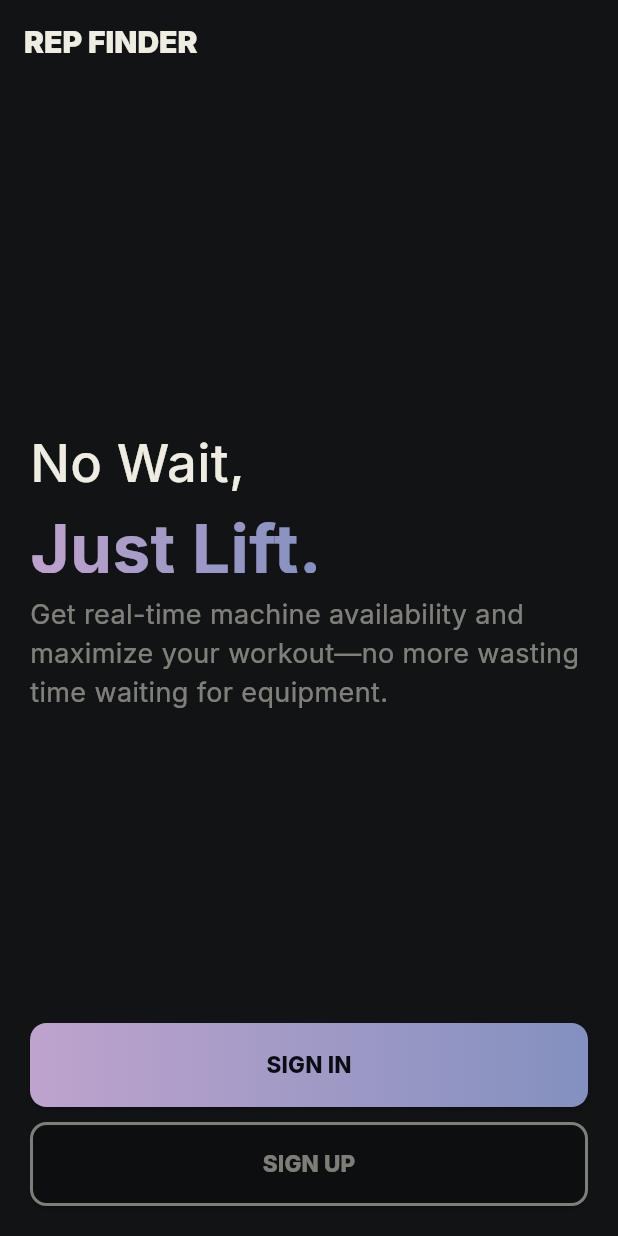
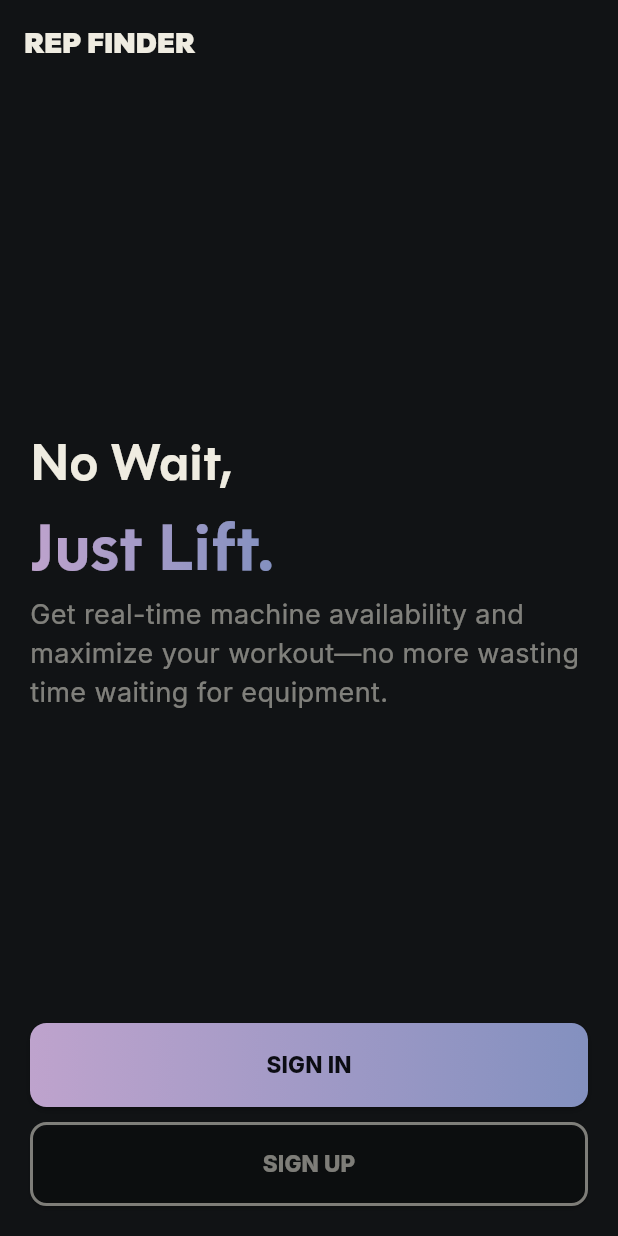
Before and after one commit to trev-org04/repfinder, a Flutter app: the screen it shows after launch, on a phone screen of 412 x 824 dp. Run offline on Flutter 3.47's test engine with Material 3 defaults, Android fonts, the light colour scheme and no system bars; our stand-ins replace flutter_dotenv, google_fonts, percent_indicator, supabase_flutter; accounts and stored records are empty.

Commit message:
fonts + ui updates

```diff
--- a/repfinder/lib/onboarding/onboarding.dart
+++ b/repfinder/lib/onboarding/onboarding.dart
@@ -12,10 +12,12 @@ class Onboarding extends StatelessWidget {
         backgroundColor: AppColors.black,
         title: Text(
           'Rep Finder'.toUpperCase(),
-          style: GoogleFonts.inter(
+          style: TextStyle(
+            fontFamily: 'Polymath',
+            fontSize: 20,
+            fontVariations: [FontVariation('wght', 900)],
             color: AppColors.white,
-            fontWeight: FontWeight.w900,
-            fontSize: 20,
+            letterSpacing: -0.5,
           ),
         ),
       ),
@@ -32,10 +34,12 @@ class Onboarding extends StatelessWidget {
                 children: [
                   Text(
                     'No Wait,',
-                    style: GoogleFonts.inter(
+                    style: TextStyle(
+                      fontFamily: 'Polymath',
+                      fontSize: 35,
+                      fontVariations: [FontVariation('wght', 700)],
                       color: AppColors.white,
-                      fontWeight: FontWeight.w500,
-                      fontSize: 35,
+                      letterSpacing: -0.5,
                     ),
                   ),
                   ShaderMask(
@@ -49,10 +53,12 @@ class Onboarding extends StatelessWidget {
                     },
                     child: Text(
                       'Just Lift.',
-                      style: GoogleFonts.inter(
+                      style: TextStyle(
+                        fontFamily: 'Polymath',
+                        fontSize: 45,
+                        fontVariations: [FontVariation('wght', 700)],
                         color: AppColors.white,
-                        fontWeight: FontWeight.w700,
-                        fontSize: 45,
+                        letterSpacing: -0.5,
                       ),
                     ),
                   ),
@@ -109,7 +115,7 @@ class Onboarding extends StatelessWidget {
                   padding: const EdgeInsets.only(top: 10.0),
                   child: ElevatedButton(
                     onPressed: () {
-                       Navigator.pushNamed(context, '/signup');
+                      Navigator.pushNamed(context, '/signup');
                     },
                     style: ButtonStyle(
                       backgroundColor: WidgetStateProperty.all(
```
Also changed, not shown: repfinder/pubspec.yaml (+4 -6 lines), repfinder/assets/fonts/Polymath.ttf (added).
